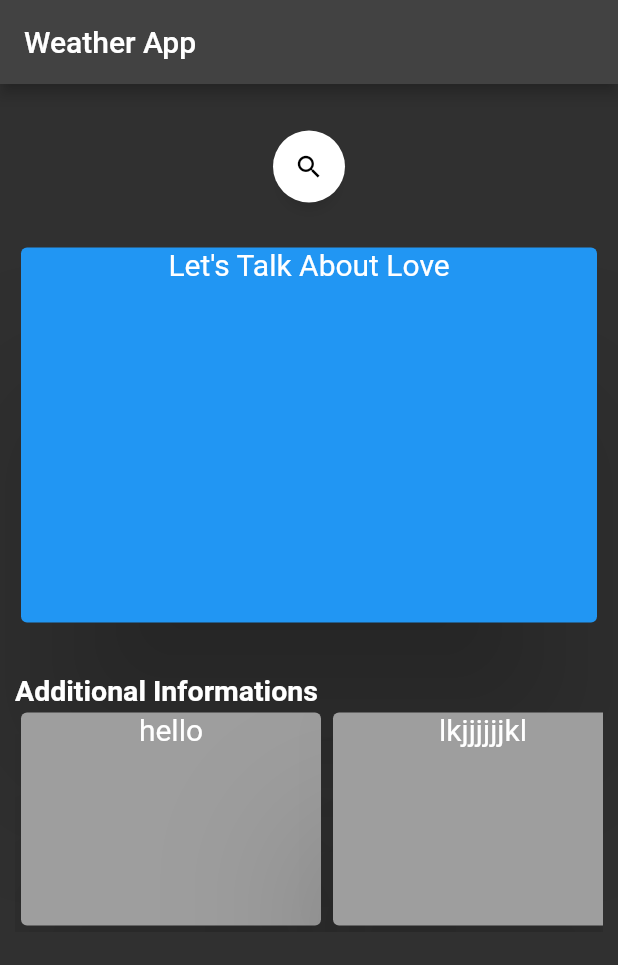
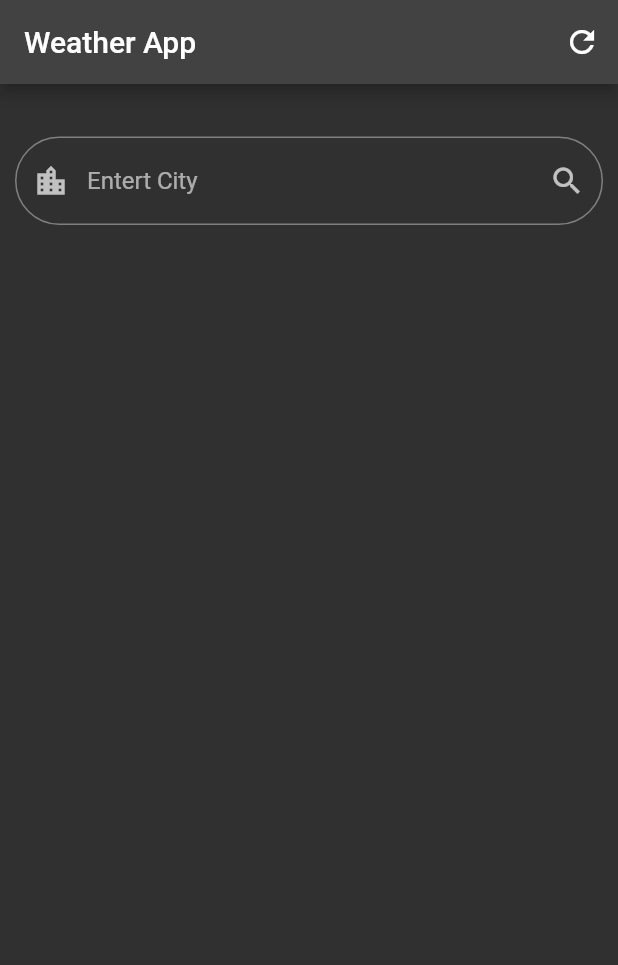
Before and after one commit to gopikarp/weather_app_project, a Flutter app: the screen it shows after launch, on a phone screen of 412 x 824 dp. Shown: the top 965 px of the screen. Run offline on Flutter 3.47's test engine with Material 2 defaults, Android fonts, the phone set to English and light mode, and no system bars; drawn by our look-alikes of anim_search_bar.

Commit message:
second commit

```diff
--- a/lib/config/api_key.dart
+++ /dev/null
@@ -1,4 +0,0 @@
-// not part of ui
-
-
-// String apiKey = '38735bd25d6d1e34223e0a87bbd91137';
--- /dev/null
+++ b/lib/model/weather_data.dart
@@ -0,0 +1,16 @@
+
+class WeatherData {
+  final String location;
+  final String country;
+  final double windSpeed;
+  final double temperature;
+  final String iconUrl;
+
+  WeatherData({
+    required this.location,
+    required this.country,
+    required this.windSpeed,
+    required this.temperature,
+    required this.iconUrl,
+  });
+}
--- a/lib/screen/home_screen.dart
+++ b/lib/screen/home_screen.dart
@@ -1,7 +1,9 @@
 import 'package:flutter/material.dart';
+import 'package:weather_app/model/weather_data.dart';
+import 'package:weather_app/services/weather_service.dart';
 import 'package:weather_app/widgets/cards.dart';
-import 'package:weather_app/widgets/search_bar.dart';
-import 'package:weather_app/widgets/text.dart';
+import 'package:weather_app/widgets/custom_text.dart';
+import 'package:weather_app/widgets/custom_textfieald.dart';
 
 class HomeScreen extends StatefulWidget {
   @override
@@ -9,9 +11,46 @@ class HomeScreen extends StatefulWidget {
 }
 
 class _HomeScreenState extends State<HomeScreen> {
-  // dynamic _weatherData;
-  // String _icon = '';
   TextEditingController _cityController = TextEditingController();
+  WeatherData? _weatherData;
+  String _errorMessage = '';
+  late WeatherService _weatherService;
+
+  void _searchWeather() {
+    String city = _cityController.text;
+    _weatherService.getWeather(city).then((weatherData) {
+      setState(() {
+        _weatherData = WeatherData(
+          location: weatherData['name'],
+          country: weatherData['sys']['country'],
+          windSpeed: weatherData['wind']['speed'].toDouble(),
+          temperature: weatherData['main']['temp'].toDouble(),
+          iconUrl:
+              'https://openweathermap.org/img/w/${weatherData['weather'][0]['icon']}.png',
+        );
+        _errorMessage = '';
+      });
+    }).catchError((error) {
+      setState(() {
+        _weatherData = null;
+        _errorMessage = 'City not found. Please enter a valid city name.';
+      });
+    });
+  }
+
+  void initState() {
+    super.initState();
+    // Initialize _weatherService inside initState
+    _weatherService =
+        WeatherService(apiKey: '38735bd25d6d1e34223e0a87bbd91137');
+  }
+
+  void _refreshWeather() {
+    setState(() {
+      _weatherData = null;
+      _cityController.text = "";
+    });
+  }
 
   @override
   Widget build(BuildContext context) {
@@ -23,20 +62,48 @@ class _HomeScreenState extends State<HomeScreen> {
         resizeToAvoidBottomInset: false,
         appBar: AppBar(
           title: const Text('Weather App'),
+          actions: [
+            IconButton(
+              icon: Icon(Icons.refresh),
+              onPressed: _refreshWeather,
+            ),
+          ],
         ),
         body: Padding(
           padding: const EdgeInsets.symmetric(vertical: 5, horizontal: 10),
           child: Column(
-            crossAxisAlignment: CrossAxisAlignment.center,
             children: [
-              Search_Bar(
+              sizedboxH,
+              CustomTextField(
                 cityController: _cityController,
-                onPressed: () {},
+                onPressed: _searchWeather,
               ),
-              MainCard(),
+              Builder(
+                builder: (BuildContext context) {
+                  if (_errorMessage.isNotEmpty) {
+                    return Text(
+                      _errorMessage,
+                      style: const TextStyle(color: Colors.red),
+                    );
+                  } else if (_weatherData != null) {
+                    return Column(
+                      mainAxisAlignment: MainAxisAlignment.spaceBetween,
+                      children: [
+                        MainCard(weatherData: _weatherData!),
+                        sizedboxH,
+                        const SizedBox(
+                          height: 40,
+                          child: AddText(),
+                        ),
+                        SmallCards(weatherData: _weatherData!),
+                      ],
+                    );
+                  } else {
+                    return const SizedBox();
+                  }
+                },
+              ),
               sizedboxH,
-              const AddText(),
-              SmallCards(),
             ],
           ),
         ),
--- /dev/null
+++ b/lib/services/weather_service.dart
@@ -0,0 +1,21 @@
+
+import 'dart:convert';
+import 'package:http/http.dart' as http;
+
+class WeatherService {
+  final String apiKey;
+
+  WeatherService({required this.apiKey});
+
+  Future<dynamic> getWeather(String city) async {
+    String url =
+        'https://api.openweathermap.org/data/2.5/weather?q=$city&units=metric&appid=$apiKey';
+
+    http.Response response = await http.get(Uri.parse(url));
+    if (response.statusCode == 200) {
+      return jsonDecode(response.body);
+    } else {
+      throw Exception("Failed to fetch weather data");
+    }
+  }
+}
--- a/lib/widgets/cards.dart
+++ b/lib/widgets/cards.dart
@@ -1,7 +1,11 @@
 import 'package:flutter/material.dart';
+import 'package:weather_app/model/weather_data.dart';
 
 class MainCard extends StatelessWidget {
+  final WeatherData weatherData;
+
   const MainCard({
+    required this.weatherData,
     super.key,
   });
 
@@ -10,16 +14,26 @@ class MainCard extends StatelessWidget {
     return Card(
       elevation: 50,
       shadowColor: Colors.black,
-      color: Colors.blue,
+      color: Colors.grey,
       child: Container(
         height: 250,
         width: 400,
-        child: const Column(
-          // mainAxisSize: MainAxisSize.min,
+        child: Column(
+          mainAxisAlignment: MainAxisAlignment.spaceEvenly,
           children: <Widget>[
+            const Text(
+              'Temperature',
+              style: TextStyle(fontSize: 30, fontWeight: FontWeight.bold),
+            ),
             Text(
-              "Let's Talk About Love",
-              style: TextStyle(fontSize: 20),
+              '${weatherData.temperature}°C',
+              style: const TextStyle(fontSize: 20, fontWeight: FontWeight.bold),
+            ),
+            Image.network(
+              fit: BoxFit.fitWidth,
+              weatherData.iconUrl,
+              width: 112.4,
+              height: 132.3,
             ),
           ],
         ),
@@ -29,7 +43,11 @@ class MainCard extends StatelessWidget {
 }
 
 class SmallCards extends StatelessWidget {
-  // const SmallCards({super.key});
+  final WeatherData weatherData;
+  const SmallCards({
+    super.key,
+    required this.weatherData,
+  });
 
   @override
   Widget build(BuildContext context) {
@@ -39,37 +57,50 @@ class SmallCards extends StatelessWidget {
         scrollDirection: Axis.horizontal,
         children: [
           cardsm(
-            'hello',
+            'Location',
+            ' ${weatherData.location}',
+            Icons.location_on,
           ),
           cardsm(
-            'lkjjjjjjkl',
-          ),  cardsm(
-            'hello',
-          ),  cardsm(
-            'hello',
+            'Wind Speed',
+            ' ${weatherData.windSpeed}',
+            Icons.wind_power_outlined,
           ),
-
+          cardsm(
+            'Country',
+            ' ${weatherData.country}',
+            Icons.location_city_outlined,
+          ),
         ],
       ),
     );
   }
 
   Card cardsm(
-    String txt,
+    String title,
+    String subtitle,
+    IconData _icon,
   ) {
     return Card(
       elevation: 50,
       shadowColor: Colors.black,
       color: Colors.grey,
       child: Container(
-        // height: 50,
-        width: 200,
+        width: 160,
         child: Column(
-          // mainAxisSize: MainAxisSize.min,
+          mainAxisAlignment: MainAxisAlignment.spaceEvenly,
           children: <Widget>[
+            Icon(
+              _icon,
+              size: 50,
+            ),
             Text(
-              txt,
-              style: TextStyle(fontSize: 20),
+              title,
+              style: TextStyle(fontSize: 22),
+            ),
+            Text(
+              subtitle,
+              style: TextStyle(fontSize: 20, fontWeight: FontWeight.bold),
             ),
           ],
         ),
--- /dev/null
+++ b/lib/widgets/custom_textfieald.dart
@@ -0,0 +1,39 @@
+
+import 'package:flutter/material.dart';
+
+class CustomTextField extends StatelessWidget {
+  final TextEditingController cityController;
+  final VoidCallback onPressed;
+
+  CustomTextField({
+    required this.cityController,
+    required this.onPressed,
+  });
+
+  @override
+  Widget build(BuildContext context) {
+    return Column(
+      children: [
+        TextFormField(
+          controller: cityController,
+          onTap: () {
+            Navigator.pushNamed(context, '/search');
+          },
+          textInputAction: TextInputAction.search,
+          decoration: InputDecoration(
+            border: OutlineInputBorder(
+              borderRadius: BorderRadius.circular(30.0),
+            ),
+            hintText: 'Entert City',
+            prefixIcon: Icon(Icons.location_city),
+            suffixIcon: IconButton(
+              onPressed: onPressed,
+              icon: const Icon(Icons.search),
+            ),
+          ),
+        ),
+        SizedBox(height: 20.0),
+      ],
+    );
+  }
+}
--- a/lib/widgets/search_bar.dart
+++ /dev/null
@@ -1,37 +0,0 @@
-import 'package:anim_search_bar/anim_search_bar.dart';
-import 'package:flutter/material.dart';
-
-
-class Search_Bar extends StatefulWidget {
-  // Search_Bar({super.key});
-  final TextEditingController cityController;
-  final VoidCallback onPressed;
-
-  Search_Bar({
-    required this.cityController,
-    required this.onPressed,
-  });
-  @override
-  State<Search_Bar> createState() => _Search_BarState();
-}
-
-class _Search_BarState extends State<Search_Bar> {
-  TextEditingController cityController = TextEditingController();
-
-  @override
-  Widget build(BuildContext context) {
-    return AnimSearchBar(
-      rtl: true,
-      width: 360,
-      textController: cityController,
-      onSuffixTap: () {
-        setState(() {
-          cityController.clear();
-        });
-      },
-      onSubmitted: (cityController) {
-        //  searchController.clear();
-      },
-    );
-  }
-}
```
Also changed, not shown: lib/services/api_services.dart (deleted, +0 -69 lines), lib/services/weatherDisplay.dart (deleted, +0 -37 lines), lib/widgets/textfieald.dart (deleted, +0 -34 lines), lib/widgets/custom_text.dart (renamed from lib/widgets/text.dart).
